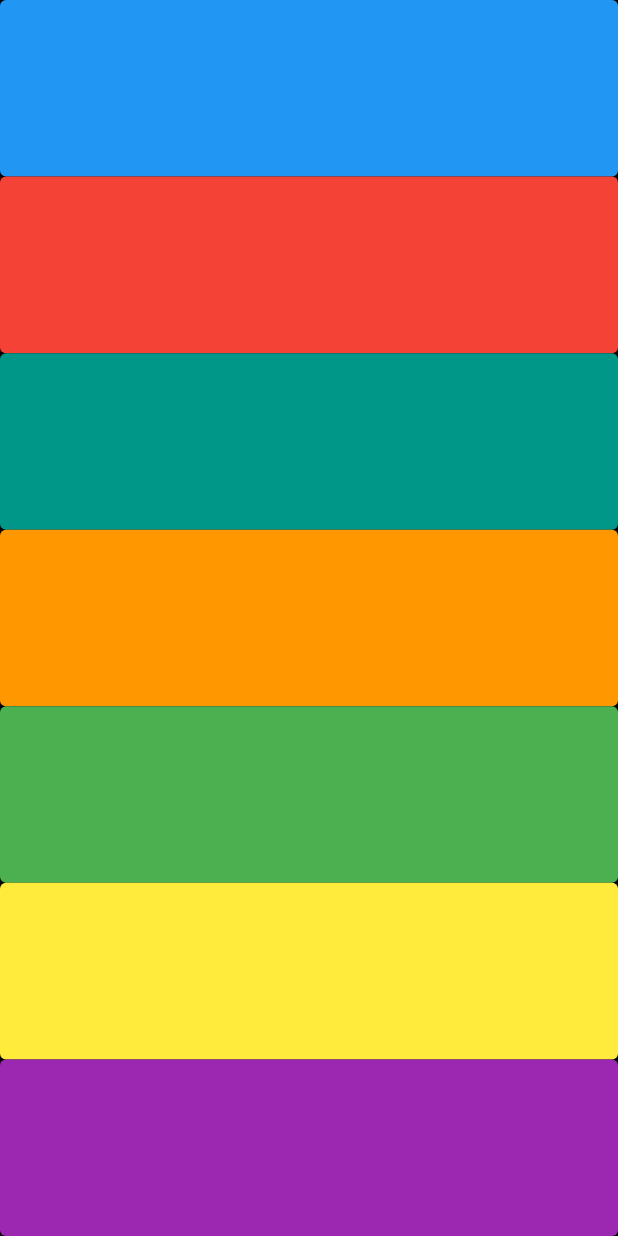
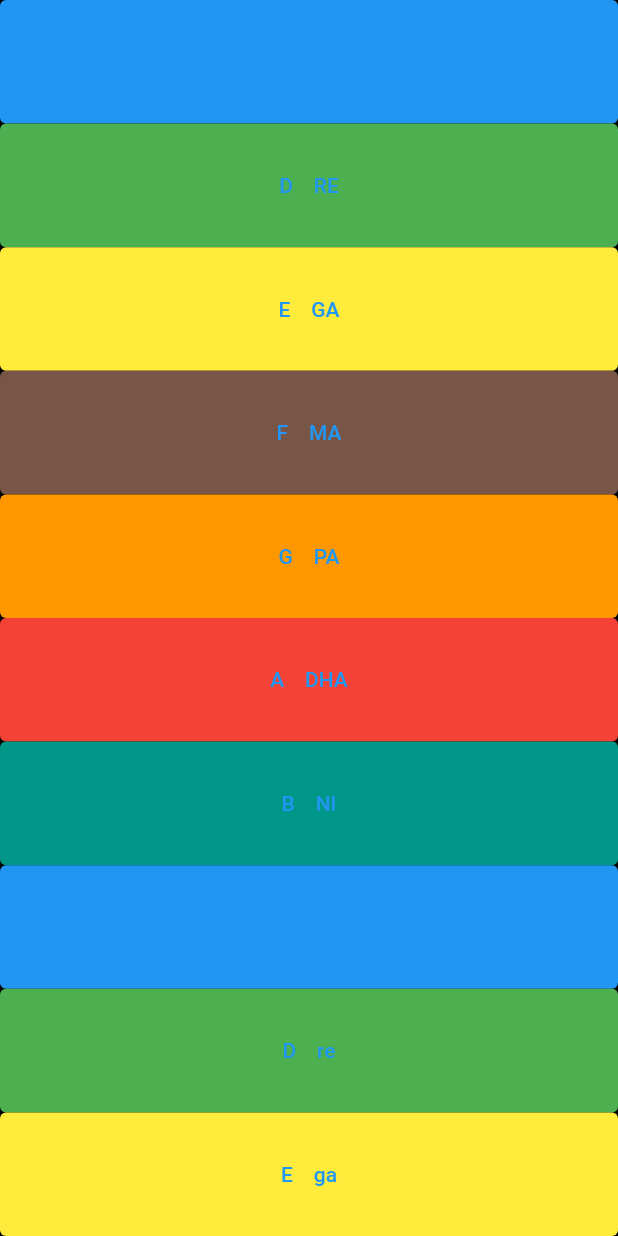
Before and after one commit to aalishan808/xylophone_flutter, a Flutter app: the screen it shows after launch, on a phone screen of 412 x 824 dp. Run offline on Flutter 3.47's test engine with Material 2 defaults, Android fonts, the phone set to English and light mode, and no system bars; our stand-ins replace audioplayers.

Commit message:
Update main.dart

```diff
--- a/lib/main.dart
+++ b/lib/main.dart
@@ -1,62 +1,54 @@
 import 'package:flutter/material.dart';
 import 'package:audioplayers/audioplayers.dart';
+
 void main() => runApp(XylophoneApp());
 
 class XylophoneApp extends StatelessWidget {
-
   void playit(int num) {
     final player = AudioPlayer();
-  player.play(
-      AssetSource('note$num.wav')
-  ); // will immediately start playing
+
+    player.play(AssetSource('$num.wav'));
+    // will immediately start playing
   }
+
 //function to make the keys
- Expanded makekey(int num, Color color){
+  Expanded makekey(int num, Color color, String note) {
     return Expanded(
       child: TextButton(
-
         onPressed: () {
-        playit(num);// will immediately start playing
+          playit(num); // will immediately start playing
         },
         style: TextButton.styleFrom(
           backgroundColor: color,
         ),
-
-      child: Center(),
-
+        child: Center(child: Text("$note")),
       ),
     );
   }
+
   @override
   Widget build(BuildContext context) {
     return MaterialApp(
-
       debugShowCheckedModeBanner: false,
       home: Scaffold(
-
         backgroundColor: Colors.black,
         body: SafeArea(
-            child:Column(
+            child: Column(
           crossAxisAlignment: CrossAxisAlignment.stretch,
           children: [
-                makekey(1,Colors.blue),
-                makekey(2,Colors.red),
-                makekey(3,Colors.teal),
-                makekey(4,Colors.orange),
-                makekey(5,Colors.green),
-                makekey(6,Colors.yellow),
-                makekey(7,Colors.purple),
-
-
+            makekey(1, Colors.blue,   "C    SA"),
+            makekey(2, Colors.green,  "D    RE"),
+            makekey(3, Colors.yellow, "E    GA"),
+            makekey(4, Colors.brown,  "F    MA"),
+            makekey(5, Colors.orange, "G    PA"),
+            makekey(6, Colors.red,    "A    DHA"),
+            makekey(7, Colors.teal,   "B    NI"),
+            makekey(7, Colors.blue,   "C    sa"),
+            makekey(7, Colors.green,  "D    re"),
+            makekey(7, Colors.yellow, "E    ga"),
           ],
-            )
-
+        )),
       ),
-
-      ),
-
     );
-
   }
-
 }
```
Lines whose indentation alone changed are shown as unchanged.
